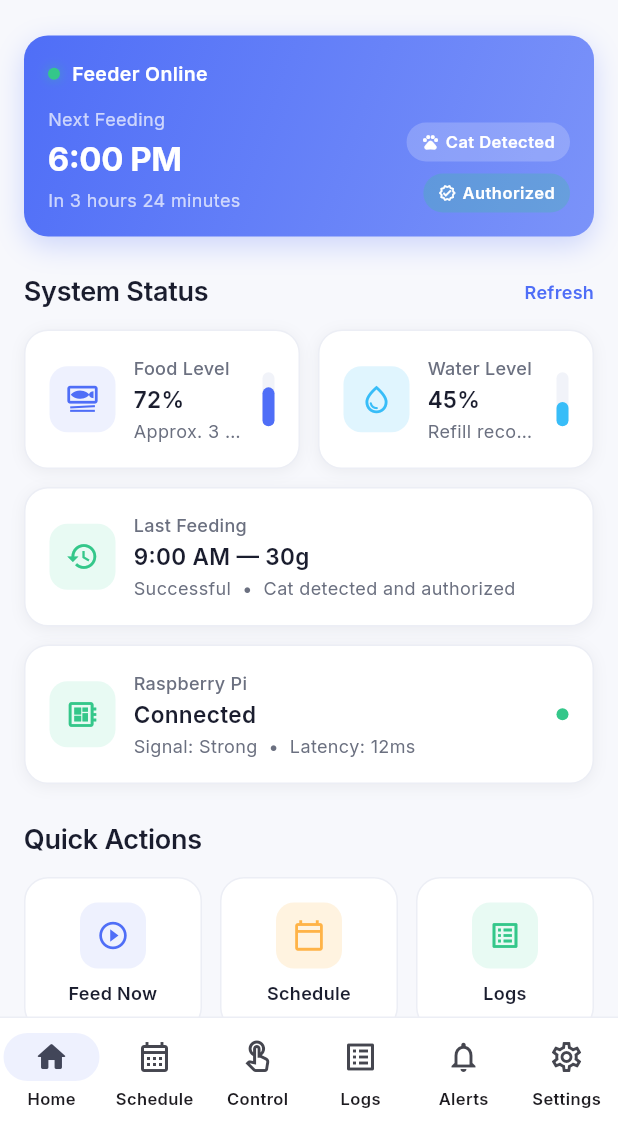
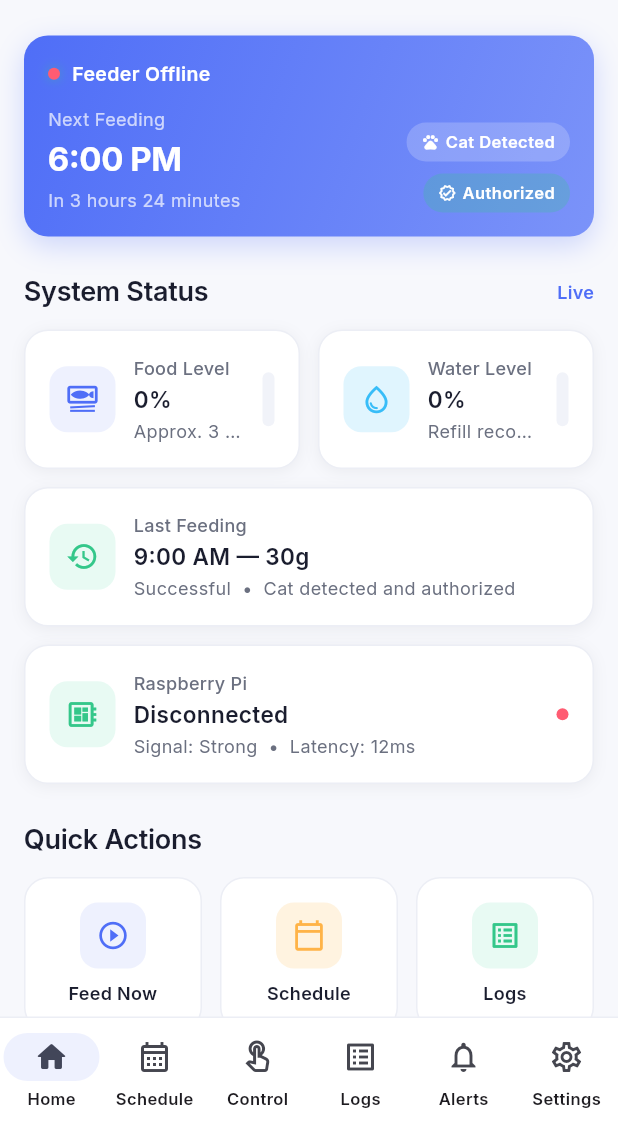
Before and after one commit to jenanmashhour12/AI_Cat_Feeder_System, a Flutter app: the screen it shows after launch, on a phone screen of 412 x 824 dp, the part 110-1236 px from its top. Run offline on Flutter 3.47's test engine with Material 3 defaults, Android fonts, the phone set to English and light mode, and no system bars; our stand-ins replace cloud_firestore, firebase_core, google_fonts; accounts and stored records are empty.

Commit message:
Connect dashboard to Firebase realtime data

```diff
--- a/lib/models/system_status.dart
+++ b/lib/models/system_status.dart
@@ -15,8 +15,20 @@ class SystemStatus {
     return SystemStatus(
       foodLevelPct: (map['food_level_pct'] ?? 0).toDouble(),
       waterLevelPct: (map['water_level_pct'] ?? 0).toDouble(),
-      piOnline: map['pi_online'] ?? false,
-      lastUpdated: map['last_updated']?.toDate() ?? DateTime.now(),
+      piOnline: map['pi_online'] == true || map['pi_online'] == 'true',
+      lastUpdated: _parseDate(map['last_updated']),
     );
   }
+
+  static DateTime _parseDate(dynamic value) {
+    if (value == null) return DateTime.now();
+
+    if (value is DateTime) return value;
+
+    if (value is String) {
+      return DateTime.tryParse(value) ?? DateTime.now();
+    }
+
+    return value.toDate();
+  }
 }
--- a/lib/screens/dashboard/dashboard_screen.dart
+++ b/lib/screens/dashboard/dashboard_screen.dart
@@ -5,12 +5,29 @@ import '../../core/constants/app_text_styles.dart';
 import '../../widgets/status_card.dart';
 import '../../widgets/section_header.dart';
 import '../../widgets/info_chip.dart';
+import '../../models/system_status.dart';
+import '../../services/firebase_service.dart';
 
 class DashboardScreen extends StatelessWidget {
   const DashboardScreen({super.key});
+  static final FirebaseService _firebaseService = FirebaseService();
 
   @override
   Widget build(BuildContext context) {
+    return StreamBuilder<SystemStatus>(
+      stream: _firebaseService.watchSystemStatus(),
+      builder: (context, snapshot) {
+        if (!snapshot.hasData) {
+          return const Scaffold(
+            backgroundColor: AppColors.background,
+            body: Center(
+              child: CircularProgressIndicator(),
+            ),
+          );
+        }
+
+        final status = snapshot.data!;
+
         return Scaffold(
           backgroundColor: AppColors.background,
           body: SafeArea(
@@ -22,15 +39,18 @@ class DashboardScreen extends StatelessWidget {
                   const SizedBox(height: AppSpacing.xl),
                   _buildHeader(),
                   const SizedBox(height: AppSpacing.xxl),
-              _buildSystemStatusBanner(),
+                  _buildSystemStatusBanner(status),
                   const SizedBox(height: AppSpacing.xxl),
                   SectionHeader(
                     title: 'System Status',
-                actionLabel: 'Refresh',
+                    actionLabel:
+                        snapshot.connectionState == ConnectionState.waiting
+                            ? 'Loading'
+                            : 'Live',
                     onAction: () {},
                   ),
                   const SizedBox(height: AppSpacing.md),
-              _buildStatusGrid(),
+                  _buildStatusGrid(status),
                   const SizedBox(height: AppSpacing.xxl),
                   const SectionHeader(title: 'Quick Actions'),
                   const SizedBox(height: AppSpacing.md),
@@ -48,6 +68,8 @@ class DashboardScreen extends StatelessWidget {
               ),
             ),
           ),
+        );
+      },
     );
   }
 
@@ -81,7 +103,7 @@ class DashboardScreen extends StatelessWidget {
     );
   }
 
-  Widget _buildSystemStatusBanner() {
+  Widget _buildSystemStatusBanner(SystemStatus status) {
     return Container(
       width: double.infinity,
       padding: const EdgeInsets.all(AppSpacing.lg),
@@ -109,7 +131,7 @@ class DashboardScreen extends StatelessWidget {
                 width: 8,
                 height: 8,
                 decoration: BoxDecoration(
-                  color: AppColors.online,
+                  color: status.piOnline ? AppColors.online : AppColors.error,
                   borderRadius: BorderRadius.circular(100),
                   boxShadow: [
                     BoxShadow(
@@ -121,7 +143,7 @@ class DashboardScreen extends StatelessWidget {
               ),
               const SizedBox(width: AppSpacing.sm),
               Text(
-                'Feeder Online',
+                status.piOnline ? 'Feeder Online' : 'Feeder Offline',
                 style: AppTextStyles.titleSmall.copyWith(color: Colors.white),
               ),
             ],
@@ -178,7 +200,7 @@ class DashboardScreen extends StatelessWidget {
     );
   }
 
-  Widget _buildStatusGrid() {
+  Widget _buildStatusGrid(SystemStatus status) {
     return Column(
       children: [
         Row(
@@ -186,30 +208,32 @@ class DashboardScreen extends StatelessWidget {
             Expanded(
               child: StatusCard(
                 title: 'Food Level',
-                value: '72%',
+                value: '${status.foodLevelPct.toStringAsFixed(0)}%',
                 subtitle: 'Approx. 3 days left',
                 icon: Icons.set_meal_outlined,
                 iconColor: AppColors.primary,
                 iconBackground: AppColors.primaryLight,
-                trailing: _buildLevelBar(0.72, AppColors.primary),
+                trailing: _buildLevelBar(
+                    status.foodLevelPct / 100, AppColors.primary),
               ),
             ),
             const SizedBox(width: AppSpacing.md),
             Expanded(
               child: StatusCard(
                 title: 'Water Level',
-                value: '45%',
+                value: '${status.waterLevelPct.toStringAsFixed(0)}%',
                 subtitle: 'Refill recommended',
                 icon: Icons.water_drop_outlined,
                 iconColor: const Color(0xFF38BDF8),
                 iconBackground: const Color(0xFFE0F5FE),
-                trailing: _buildLevelBar(0.45, const Color(0xFF38BDF8)),
+                trailing: _buildLevelBar(
+                    status.waterLevelPct / 100, const Color(0xFF38BDF8)),
               ),
             ),
           ],
         ),
         const SizedBox(height: AppSpacing.md),
-        StatusCard(
+        const StatusCard(
           title: 'Last Feeding',
           value: '9:00 AM — 30g',
           subtitle: 'Successful  •  Cat detected and authorized',
@@ -220,7 +244,7 @@ class DashboardScreen extends StatelessWidget {
         const SizedBox(height: AppSpacing.md),
         StatusCard(
           title: 'Raspberry Pi',
-          value: 'Connected',
+          value: status.piOnline ? 'Connected' : 'Disconnected',
           subtitle: 'Signal: Strong  •  Latency: 12ms',
           icon: Icons.developer_board_outlined,
           iconColor: AppColors.success,
@@ -229,7 +253,7 @@ class DashboardScreen extends StatelessWidget {
             width: 8,
             height: 8,
             decoration: BoxDecoration(
-              color: AppColors.online,
+              color: status.piOnline ? AppColors.online : AppColors.error,
               borderRadius: BorderRadius.circular(100),
             ),
           ),
@@ -337,21 +361,21 @@ class DashboardScreen extends StatelessWidget {
 
   Widget _buildActivityPreview() {
     final events = [
-      _ActivityItem(
+      const _ActivityItem(
         icon: Icons.restaurant_outlined,
         title: 'Feeding Completed',
         subtitle: 'Today at 9:00 AM  •  30g dispensed',
         color: AppColors.success,
         bg: AppColors.successLight,
       ),
-      _ActivityItem(
+      const _ActivityItem(
         icon: Icons.pets,
         title: 'Cat Detected & Authorized',
         subtitle: 'Today at 8:58 AM',
         color: AppColors.primary,
         bg: AppColors.primaryLight,
       ),
-      _ActivityItem(
+      const _ActivityItem(
         icon: Icons.warning_amber_outlined,
         title: 'Low Water Alert',
         subtitle: 'Today at 7:30 AM',
--- a/lib/screens/schedule/schedule_screen.dart
+++ b/lib/screens/schedule/schedule_screen.dart
@@ -15,7 +15,7 @@ class ScheduleScreen extends StatefulWidget {
 
 class _ScheduleScreenState extends State<ScheduleScreen> {
   final List<FeedingSchedule> _schedules = [
-    FeedingSchedule(
+    const FeedingSchedule(
       id: '1',
       label: 'Morning Feeding',
       hour: 7,
@@ -24,7 +24,7 @@ class _ScheduleScreenState extends State<ScheduleScreen> {
       isEnabled: true,
       activeDays: [true, true, true, true, true, true, true],
     ),
-    FeedingSchedule(
+    const FeedingSchedule(
       id: '2',
       label: 'Afternoon Feeding',
       hour: 13,
@@ -33,7 +33,7 @@ class _ScheduleScreenState extends State<ScheduleScreen> {
       isEnabled: true,
       activeDays: [true, true, true, true, true, false, false],
     ),
-    FeedingSchedule(
+    const FeedingSchedule(
       id: '3',
       label: 'Evening Feeding',
       hour: 18,
--- a/lib/services/firebase_service.dart
+++ b/lib/services/firebase_service.dart
@@ -7,7 +7,10 @@ class FirebaseService {
   final FirebaseFirestore _db = FirebaseFirestore.instance;
 
   Stream<SystemStatus> watchSystemStatus() {
-    return _db.collection('system_status').doc('main').snapshots().map((doc) {
+    return _db.collection('system_status').doc('status').snapshots().map((doc) {
+      print('DOC EXISTS: ${doc.exists}');
+      print('DOC DATA: ${doc.data()}');
+
       final data = doc.data() ?? {};
       return SystemStatus.fromMap(data);
     });
```
Also changed, not shown: lib/screens/activity_logs/activity_logs_screen.dart (+12 -9 lines), lib/screens/manual_control/manual_control_screen.dart (+9 -7 lines). Lines whose indentation alone changed are shown as unchanged.
